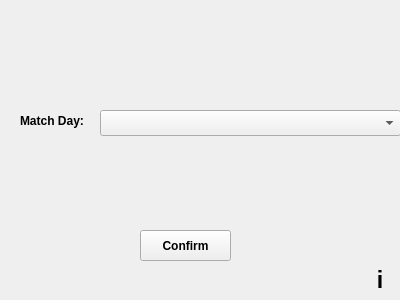
Before: the Qt Designer form removematchfixture.ui in TNT57/FootballClubManagementSystem, drawn with Qt 5.
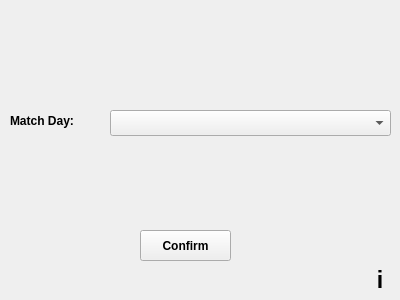
After: the same form once the commit is applied.

Diff of the .ui file:
```diff
--- a/removematchfixture.ui
+++ b/removematchfixture.ui
@@ -19,7 +19,7 @@
   <widget class="QLabel" name="label">
    <property name="geometry">
     <rect>
-     <x>20</x>
+     <x>10</x>
      <y>110</y>
      <width>121</width>
      <height>21</height>
@@ -58,9 +58,9 @@
   <widget class="QComboBox" name="matchDayComboBox">
    <property name="geometry">
     <rect>
-     <x>100</x>
+     <x>110</x>
      <y>110</y>
-     <width>301</width>
+     <width>281</width>
      <height>26</height>
     </rect>
    </property>
```
